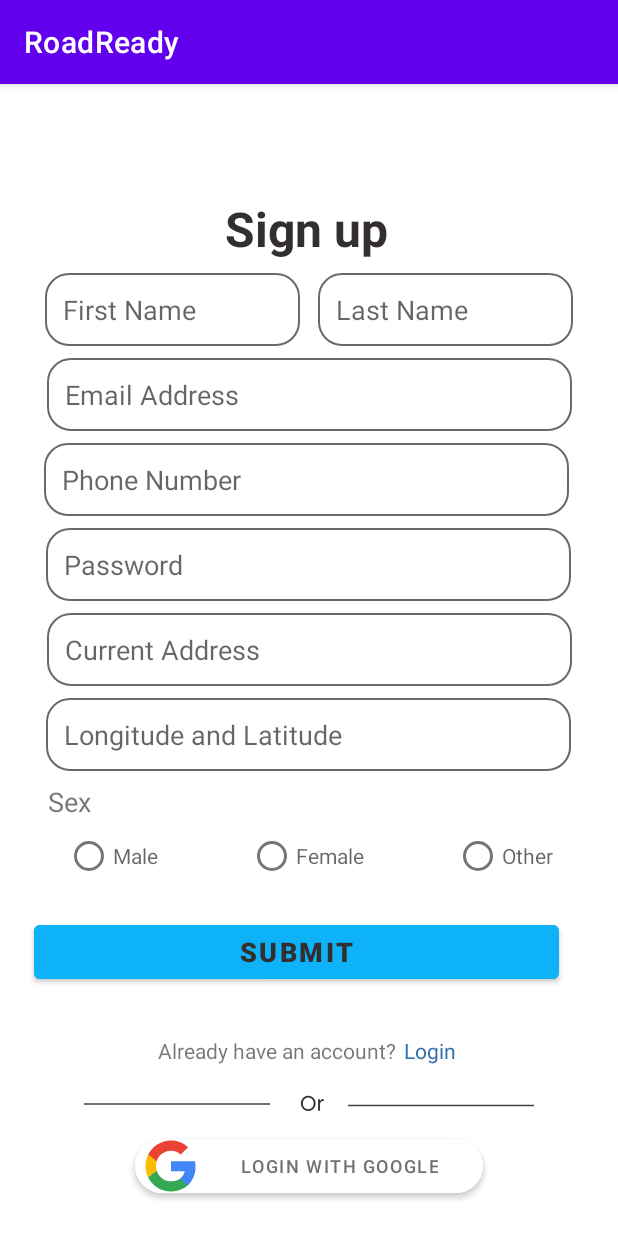
After one commit to JunSayke/RoadReady, an Android app: the SignUp_Activity screen opened directly, with no data from a screen before it, on a phone screen of 412 x 824 dp. The commit adds this screen. Run offline under Robolectric (Android 15) with nearby library versions, the phone set to English and light mode, and no system bars.

Commit message:
[Nicolo] Added SignUpAs, SignUp and Verification Activities

```diff
--- a/app/build.gradle.kts
+++ b/app/build.gradle.kts
@@ -39,4 +39,5 @@ dependencies {
     testImplementation("junit:junit:4.13.2")
     androidTestImplementation("androidx.test.ext:junit:1.1.5")
     androidTestImplementation("androidx.test.espresso:espresso-core:3.5.1")
+    implementation("io.github.chaosleung:pinview:1.4.4")
 }
--- /dev/null
+++ b/app/src/main/java/com/example/roadready/SignUp_Activity.java
@@ -0,0 +1,14 @@
+package com.example.roadready;
+
+import androidx.appcompat.app.AppCompatActivity;
+
+import android.os.Bundle;
+
+public class SignUp_Activity extends AppCompatActivity {
+
+    @Override
+    protected void onCreate(Bundle savedInstanceState) {
+        super.onCreate(savedInstanceState);
+        setContentView(R.layout.activity_sign_up);
+    }
+}
--- a/app/src/main/res/layout/activity_opening.xml
+++ b/app/src/main/res/layout/activity_opening.xml
@@ -55,7 +55,7 @@
             android:defaultFocusHighlightEnabled="false"
             android:editable="false"
             android:focusedByDefault="false"
-            android:text="@string/vehicle_documents_processing"
+            android:text="@string/text_opening_tagline"
             android:textAlignment="center"
             android:textColor="#000000"
             android:textSize="16sp"
--- /dev/null
+++ b/app/src/main/res/layout/activity_sign_up.xml
@@ -0,0 +1,273 @@
+<?xml version="1.0" encoding="utf-8"?>
+<androidx.constraintlayout.widget.ConstraintLayout xmlns:android="http://schemas.android.com/apk/res/android"
+    xmlns:app="http://schemas.android.com/apk/res-auto"
+    xmlns:tools="http://schemas.android.com/tools"
+    android:layout_width="match_parent"
+    android:layout_height="match_parent"
+    android:backgroundTint="#FFFFFF"
+    tools:context=".SignUp_Activity">
+
+    <androidx.constraintlayout.widget.ConstraintLayout
+        android:layout_width="match_parent"
+        android:layout_height="match_parent"
+        app:layout_constraintBottom_toBottomOf="parent"
+        app:layout_constraintEnd_toEndOf="parent"
+        app:layout_constraintStart_toStartOf="parent"
+        app:layout_constraintTop_toTopOf="parent">
+
+        <TextView
+            android:id="@+id/signup_text_signup"
+            android:layout_width="wrap_content"
+            android:layout_height="wrap_content"
+            android:layout_marginStart="152dp"
+            android:layout_marginTop="32dp"
+            android:layout_marginEnd="153dp"
+            android:layout_marginBottom="650dp"
+            android:text="@string/text_signup"
+            android:textColor="#332F2F"
+            android:textSize="32sp"
+            android:textStyle="bold"
+            app:layout_constraintBottom_toBottomOf="parent"
+            app:layout_constraintEnd_toEndOf="parent"
+            app:layout_constraintHorizontal_bias="1.0"
+            app:layout_constraintStart_toStartOf="parent"
+            app:layout_constraintTop_toTopOf="parent"
+            app:layout_constraintVertical_bias="1.0" />
+
+        <EditText
+            android:id="@+id/signup_ipt_fname"
+            android:layout_width="170dp"
+            android:layout_height="wrap_content"
+            android:layout_marginStart="17dp"
+            android:layout_marginTop="8dp"
+            android:autofillHints="First Name"
+            android:background="@drawable/rounded_corner_rectangle"
+            android:ems="10"
+            android:hint="@string/placeholder_first_name"
+            android:inputType="text"
+            android:padding="12dp"
+            app:layout_constraintEnd_toStartOf="@+id/signup_ipt_lname"
+            app:layout_constraintStart_toStartOf="parent"
+            app:layout_constraintTop_toBottomOf="@+id/signup_text_signup" />
+
+        <EditText
+            android:id="@+id/signup_ipt_lname"
+            android:layout_width="170dp"
+            android:layout_height="wrap_content"
+            android:layout_marginTop="8dp"
+            android:layout_marginEnd="17dp"
+            android:autofillHints="Last Name"
+            android:background="@drawable/rounded_corner_rectangle"
+            android:ems="10"
+            android:hint="@string/placeholder_last_name"
+            android:inputType="text"
+            android:padding="12dp"
+            app:layout_constraintEnd_toEndOf="parent"
+            app:layout_constraintStart_toEndOf="@+id/signup_ipt_fname"
+            app:layout_constraintTop_toBottomOf="@+id/signup_text_signup" />
+
+        <EditText
+            android:id="@+id/signup_ipt_email"
+            android:layout_width="350dp"
+            android:layout_height="wrap_content"
+            android:layout_marginStart="103dp"
+            android:layout_marginTop="8dp"
+            android:layout_marginEnd="103dp"
+            android:autofillHints="Email Address"
+            android:background="@drawable/rounded_corner_rectangle"
+            android:ems="10"
+            android:hint="@string/placeholder_email_address"
+            android:inputType="textEmailAddress"
+            android:padding="12dp"
+            app:layout_constraintEnd_toEndOf="parent"
+            app:layout_constraintStart_toStartOf="parent"
+            app:layout_constraintTop_toBottomOf="@+id/signup_ipt_fname" />
+
+        <EditText
+            android:id="@+id/signup_ipt_phone"
+            android:layout_width="350dp"
+            android:layout_height="wrap_content"
+            android:layout_marginStart="99dp"
+            android:layout_marginTop="8dp"
+            android:layout_marginEnd="103dp"
+            android:autofillHints="Phone Number"
+            android:background="@drawable/rounded_corner_rectangle"
+            android:ems="10"
+            android:hint="@string/placeholder_phone_number"
+            android:inputType="phone"
+            android:padding="12dp"
+            app:layout_constraintEnd_toEndOf="parent"
+            app:layout_constraintStart_toStartOf="parent"
+            app:layout_constraintTop_toBottomOf="@+id/signup_ipt_email" />
+
+        <EditText
+            android:id="@+id/signup_ipt_password"
+            android:layout_width="350dp"
+            android:layout_height="wrap_content"
+            android:layout_marginStart="100dp"
+            android:layout_marginTop="8dp"
+            android:layout_marginEnd="101dp"
+            android:autofillHints="Password"
+            android:background="@drawable/rounded_corner_rectangle"
+            android:ems="10"
+            android:hint="@string/placeholder_password"
+            android:inputType="textPassword"
+            android:padding="12dp"
+            app:layout_constraintEnd_toEndOf="parent"
+            app:layout_constraintStart_toStartOf="parent"
+            app:layout_constraintTop_toBottomOf="@+id/signup_ipt_phone" />
+
+        <EditText
+            android:id="@+id/signup_ipt_address"
+            android:layout_width="350dp"
+            android:layout_height="wrap_content"
+            android:layout_marginStart="101dp"
+            android:layout_marginTop="8dp"
+            android:layout_marginEnd="101dp"
+            android:autofillHints="Current Address"
+            android:background="@drawable/rounded_corner_rectangle"
+            android:ems="10"
+            android:hint="@string/placeholder_current_address"
+            android:inputType="text"
+            android:padding="12dp"
+            app:layout_constraintEnd_toEndOf="parent"
+            app:layout_constraintStart_toStartOf="parent"
+            app:layout_constraintTop_toBottomOf="@+id/signup_ipt_password" />
+
+        <EditText
+            android:id="@+id/signup_ipt_coordinates"
+            android:layout_width="350dp"
+            android:layout_height="wrap_content"
+            android:layout_marginStart="100dp"
+            android:layout_marginTop="8dp"
+            android:layout_marginEnd="101dp"
+            android:autofillHints="@string/placeholder_longitude_latitude"
+            android:background="@drawable/rounded_corner_rectangle"
+            android:ems="10"
+            android:hint="@string/placeholder_longitude_latitude"
+            android:inputType="text"
+            android:padding="12dp"
+            app:layout_constraintEnd_toEndOf="parent"
+            app:layout_constraintStart_toStartOf="parent"
+            app:layout_constraintTop_toBottomOf="@+id/signup_ipt_address" />
+
+        <TextView
+            android:id="@+id/signup_tv_sex"
+            android:layout_width="match_parent"
+            android:layout_height="wrap_content"
+            android:layout_marginStart="32dp"
+            android:layout_marginTop="8dp"
+            android:ems="10"
+            android:text="@string/text_sex"
+            android:textSize="18sp"
+            app:layout_constraintEnd_toEndOf="parent"
+            app:layout_constraintStart_toStartOf="parent"
+            app:layout_constraintTop_toBottomOf="@id/signup_ipt_coordinates" />
+
+        <RadioGroup
+            android:id="@+id/signup_rg_sex_options"
+            android:layout_width="wrap_content"
+            android:layout_height="wrap_content"
+            android:layout_marginStart="101dp"
+            android:layout_marginEnd="101dp"
+            android:orientation="horizontal"
+            app:layout_constraintEnd_toEndOf="parent"
+            app:layout_constraintStart_toStartOf="parent"
+            app:layout_constraintTop_toBottomOf="@+id/signup_tv_sex">
+
+            <RadioButton
+                android:id="@+id/signup_radio_male"
+                android:layout_width="match_parent"
+                android:layout_height="wrap_content"
+                android:layout_marginHorizontal="30dp"
+                android:hint="@string/text_male" />
+
+            <RadioButton
+                android:id="@+id/signup_radio_female"
+                android:layout_width="match_parent"
+                android:layout_height="wrap_content"
+                android:layout_marginHorizontal="30dp"
+                android:hint="@string/text_female" />
+
+            <RadioButton
+                android:id="@+id/signup_radio_other"
+                android:layout_width="wrap_content"
+                android:layout_height="wrap_content"
+                android:layout_marginHorizontal="30dp"
+                android:layout_weight="1"
+                android:hint="@string/text_other" />
+        </RadioGroup>
+
+        <Button
+            android:id="@+id/signup_btn_submit"
+            android:layout_width="350dp"
+            android:layout_height="wrap_content"
+            android:layout_marginStart="150dp"
+            android:layout_marginTop="16dp"
+            android:layout_marginEnd="167dp"
+            android:backgroundTint="#0EB2F8"
+            android:text="@string/text_btn_submit"
+            android:textColor="#332F2F"
+            android:textSize="18sp"
+            android:textStyle="bold"
+            app:layout_constraintEnd_toEndOf="parent"
+            app:layout_constraintStart_toStartOf="parent"
+            app:layout_constraintTop_toBottomOf="@+id/signup_rg_sex_options" />
+
+        <TextView
+            android:id="@+id/signup_text_already_have_account"
+            android:layout_width="wrap_content"
+            android:layout_height="wrap_content"
+            android:layout_marginStart="105dp"
+            android:layout_marginTop="32dp"
+            android:text="@string/text_already_have_account"
+            app:layout_constraintStart_toStartOf="parent"
+            app:layout_constraintTop_toBottomOf="@+id/signup_btn_submit" />
+
+        <TextView
+            android:id="@+id/signup_text_login"
+            android:layout_width="wrap_content"
+            android:layout_height="wrap_content"
+            android:layout_marginTop="32dp"
+            android:layout_marginEnd="108dp"
+            android:text="@string/text_login"
+            android:textColor="#3670A8"
+            app:layout_constraintEnd_toEndOf="parent"
+            app:layout_constraintTop_toBottomOf="@+id/signup_btn_submit" />
+
+        <ImageView
+            android:id="@+id/signup_vector_or"
+            android:layout_width="wrap_content"
+            android:layout_height="wrap_content"
+            android:layout_marginStart="55dp"
+            android:layout_marginTop="15dp"
+            android:layout_marginEnd="56dp"
+            android:contentDescription="@string/vector_or"
+            app:layout_constraintEnd_toEndOf="parent"
+            app:layout_constraintStart_toStartOf="parent"
+            app:layout_constraintTop_toBottomOf="@+id/signup_text_already_have_account"
+            app:srcCompat="@drawable/login_grp_or" />
+
+        <Button
+            android:id="@+id/signup_btn_loginGoogle"
+            android:layout_width="wrap_content"
+            android:layout_height="wrap_content"
+            android:layout_marginStart="111dp"
+            android:layout_marginEnd="111dp"
+            android:layout_marginBottom="16dp"
+            android:backgroundTint="#FFFFFF"
+            android:foreground="@drawable/google"
+            android:foregroundGravity="left"
+            android:paddingStart="70dp"
+            android:paddingEnd="30dp"
+            android:text="@string/text_btn_loginGoogle"
+            android:textColor="#747070"
+            android:textSize="12sp"
+            app:cornerRadius="28dp"
+            app:layout_constraintBottom_toBottomOf="parent"
+            app:layout_constraintEnd_toEndOf="parent"
+            app:layout_constraintStart_toStartOf="parent"
+            app:layout_constraintTop_toBottomOf="@+id/signup_vector_or" />
+
+    </androidx.constraintlayout.widget.ConstraintLayout>
+</androidx.constraintlayout.widget.ConstraintLayout>
--- a/app/src/main/res/values/strings.xml
+++ b/app/src/main/res/values/strings.xml
@@ -1,8 +1,12 @@
 <resources>
+    <!-- ACTIVITY OPENING -->
+    <!-- STRINGS -->
+    <string name="text_opening_tagline">Vehicle documents processing</string>
+
+    <!-- CONTENT DESCRIPTION -->
     <string name="app_name">RoadReady</string>
     <string name="road_ready_logo">roadReadyLogo</string>
-    <string name="red_circle">redcircle</string>
-    <string name="vehicle_documents_processing">Vehicle documents processing</string>
+    <string name="red_circle">red_circle</string>
     <string name="cyan_circle_left">cyan_circle_left</string>
     <string name="cyan_circle_right">cyan_circle_right</string>
 
@@ -18,4 +22,37 @@
 
     <!-- CONTENT DESCRIPTION -->
     <string name="vector_or">vector_or</string>
+
+    <!-- ACTIVITY SIGNUP_AS -->
+    <!-- STRINGS -->
+    <string name="text_signupas">Sign up as</string>
+    <string name="text_btn_vbuyer">Vehicle Buyer</string>
+    <string name="text_btn_dealership">Dealership</string>
+    <string name="text_already_have_account">Already have an account?</string>
+    <string name="text_login">Login</string>
+    <!-- CONTENT DESCRIPTION -->
+
+    <!-- ACTIVITY SIGNUP -->
+    <!-- STRINGS -->
+    <string name="placeholder_first_name">First Name</string>
+    <string name="placeholder_last_name">Last Name</string>
+    <string name="placeholder_phone_number">Phone Number</string>
+    <string name="placeholder_current_address">Current Address</string>
+    <string name="placeholder_longitude_latitude">Longitude and Latitude</string>
+    <string name="text_sex">Sex</string>
+    <string name="text_male">Male</string>
+    <string name="text_female">Female</string>
+    <string name="text_other">Other</string>
+    <string name="text_btn_submit">Submit</string>
+
+    <!-- CONTENT DESCRIPTION -->
+
+    <!-- ACTIVITY VERIFICATION -->
+    <!-- STRINGS -->
+    <string name="text_enter_verification_code">Please enter your 6 digit verification code</string>
+    <string name="text_resend_code">Resend code</string>
+
+    <!-- CONTENT DESCRIPTION -->
+    <string name="pinv_otp">pinv_otp</string>
+
 </resources>
```
Also changed, not shown: app/src/main/AndroidManifest.xml (+9 -0 lines), app/src/main/java/com/example/roadready/SignUpAs_Activity.java (added, +14 -0 lines), app/src/main/java/com/example/roadready/Verification_Activity.java (added, +14 -0 lines), app/src/main/res/layout/activity_login.xml (+7 -7 lines), app/src/main/res/layout/activity_sign_up_as.xml (added, +134 -0 lines), app/src/main/res/layout/activity_verification.xml (added, +83 -0 lines).
